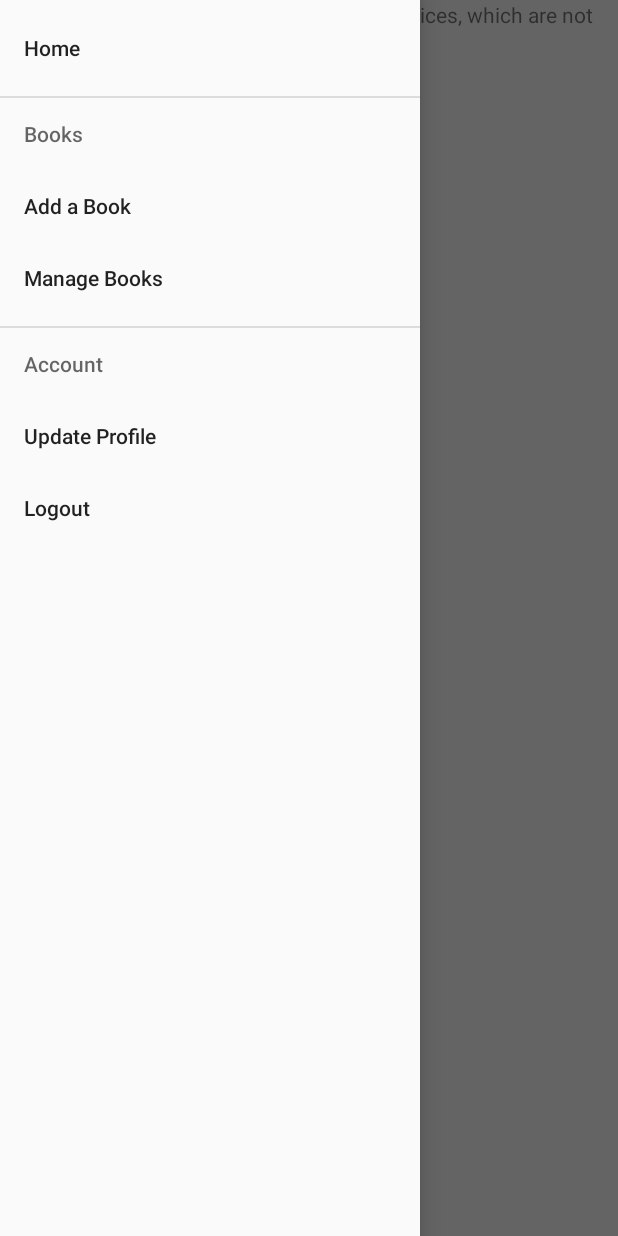
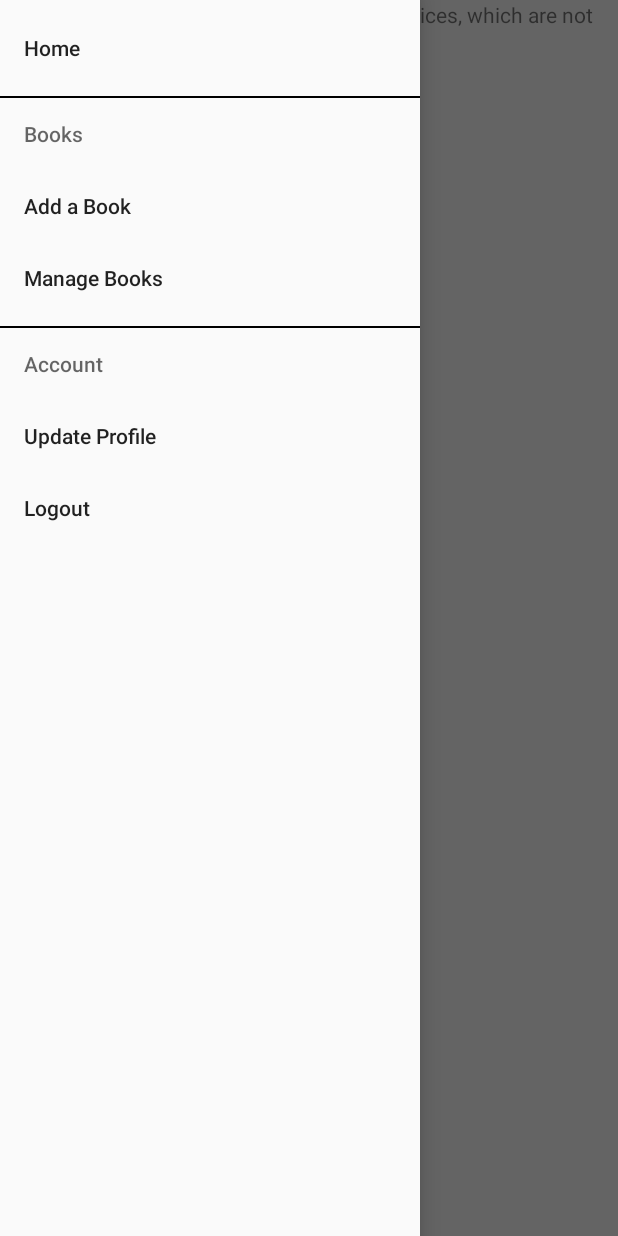
Before and after one commit to muneeb50/LOOKBOOK-Geolocation-Android-Application, an Android app: the screen it shows after launch once a user with an empty profile is signed in (HomeActivity), with the side drawer open, on a phone screen of 412 x 824 dp. Run offline under Robolectric (Android 15) with nearby library versions, the phone set to English and light mode, and no system bars; our stand-ins replace Firebase (no records; nobody signed in at launch, a user with empty details on screens opened directly); libraries missing offline, so code that uses them is left out: com.firebase.geofire, com.google.maps.android.

Commit message:
Added List divider and Ripple Effect to Book List

```diff
--- /dev/null
+++ b/app/src/main/res/drawable/list_divider.xml
@@ -0,0 +1,7 @@
+<?xml version="1.0" encoding="utf-8"?>
+<shape xmlns:android="http://schemas.android.com/apk/res/android">
+
+    <size android:width="1dp" android:height="1dp"/>
+    <solid android:color="@android:color/black" />
+
+</shape>
--- a/app/src/main/res/layout/single_book_layout.xml
+++ b/app/src/main/res/layout/single_book_layout.xml
@@ -3,7 +3,8 @@
     xmlns:android="http://schemas.android.com/apk/res/android"
     xmlns:app="http://schemas.android.com/apk/res-auto"
     android:layout_width="match_parent"
-    android:layout_height="wrap_content">
+    android:layout_height="wrap_content"
+    android:background="?android:attr/selectableItemBackground">
 
     <TextView
         android:id="@+id/id_book_name"
@@ -14,7 +15,7 @@
         android:layout_marginTop="8dp"
         android:textSize="24sp"
         android:textStyle="bold"
-        android:hint="Book Name"
+        android:textColor="@android:color/black"
         app:layout_constraintEnd_toEndOf="parent"
         app:layout_constraintStart_toStartOf="parent"
         app:layout_constraintTop_toTopOf="parent"/>
@@ -26,7 +27,6 @@
         android:layout_marginEnd="8dp"
         android:layout_marginStart="8dp"
         android:layout_marginTop="2dp"
-        android:hint="Author Name"
         app:layout_constraintEnd_toEndOf="parent"
         app:layout_constraintStart_toStartOf="parent"
         app:layout_constraintTop_toBottomOf="@+id/id_book_name"/>
--- a/app/src/main/res/values/styles.xml
+++ b/app/src/main/res/values/styles.xml
@@ -6,6 +6,7 @@
         <item name="colorPrimary">@color/colorPrimary</item>
         <item name="colorPrimaryDark">@color/colorPrimaryDark</item>
         <item name="colorAccent">@color/colorAccent</item>
+        <item name="android:listDivider">@drawable/list_divider</item>
     </style>
 
     <style name="ThemeNoActionBar" parent="Theme.AppCompat.Light.NoActionBar">
@@ -13,6 +14,7 @@
         <item name="colorPrimary">@color/colorPrimary</item>
         <item name="colorPrimaryDark">@color/colorPrimaryDark</item>
         <item name="colorAccent">@color/colorAccent</item>
+        <item name="android:listDivider">@drawable/list_divider</item>
     </style>
 
     <style name="BackImageTheme" parent="ThemeNoActionBar">
```
Also changed, not shown: app/src/main/java/com/htsm/lookbook/Fragments/BooksListFragment.java (+12 -0 lines).
